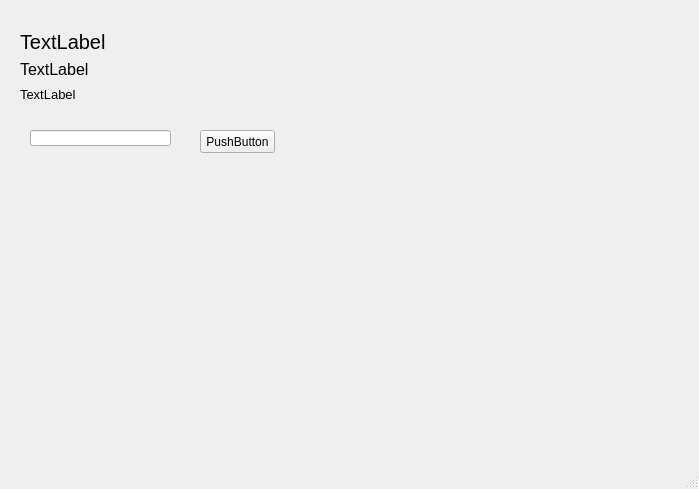
Old version of the form mainwindow.ui in the repository Helobaka/QtProject.
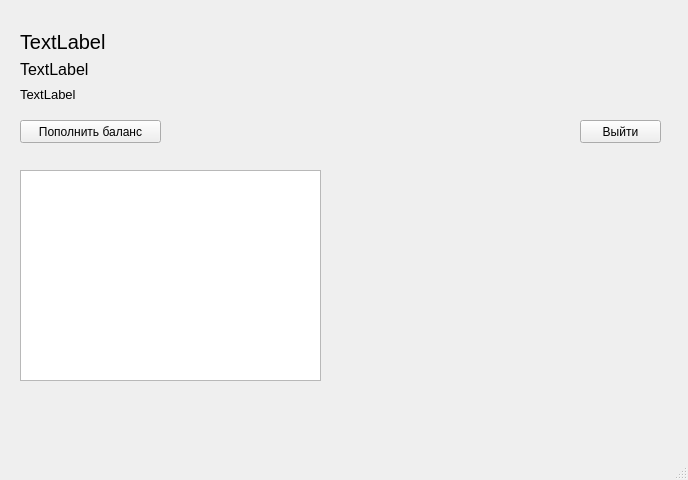
New version of the form.

```diff
--- a/mainwindow.ui
+++ b/mainwindow.ui
@@ -6,35 +6,48 @@
    <rect>
     <x>0</x>
     <y>0</y>
-    <width>699</width>
-    <height>489</height>
+    <width>688</width>
+    <height>480</height>
    </rect>
   </property>
   <property name="windowTitle">
    <string>MainWindow</string>
   </property>
   <widget class="QWidget" name="centralwidget">
-   <widget class="QLineEdit" name="lineEdit">
-    <property name="geometry">
-     <rect>
-      <x>30</x>
-      <y>130</y>
-      <width>141</width>
-      <height>16</height>
-     </rect>
-    </property>
-   </widget>
    <widget class="QPushButton" name="payConfirm">
     <property name="geometry">
      <rect>
-      <x>200</x>
-      <y>130</y>
-      <width>75</width>
+      <x>20</x>
+      <y>120</y>
+      <width>141</width>
       <height>23</height>
      </rect>
     </property>
     <property name="text">
-     <string>PushButton</string>
+     <string>Пополнить баланс</string>
+    </property>
+   </widget>
+   <widget class="QPushButton" name="ExitButton">
+    <property name="geometry">
+     <rect>
+      <x>580</x>
+      <y>120</y>
+      <width>81</width>
+      <height>23</height>
+     </rect>
+    </property>
+    <property name="text">
+     <string>Выйти</string>
+    </property>
+   </widget>
+   <widget class="QTableView" name="tableView">
+    <property name="geometry">
+     <rect>
+      <x>20</x>
+      <y>170</y>
+      <width>301</width>
+      <height>211</height>
+     </rect>
     </property>
    </widget>
    <widget class="QWidget" name="">
```
Left out of the diff: 2 changed lines with no effect on the pictures.
